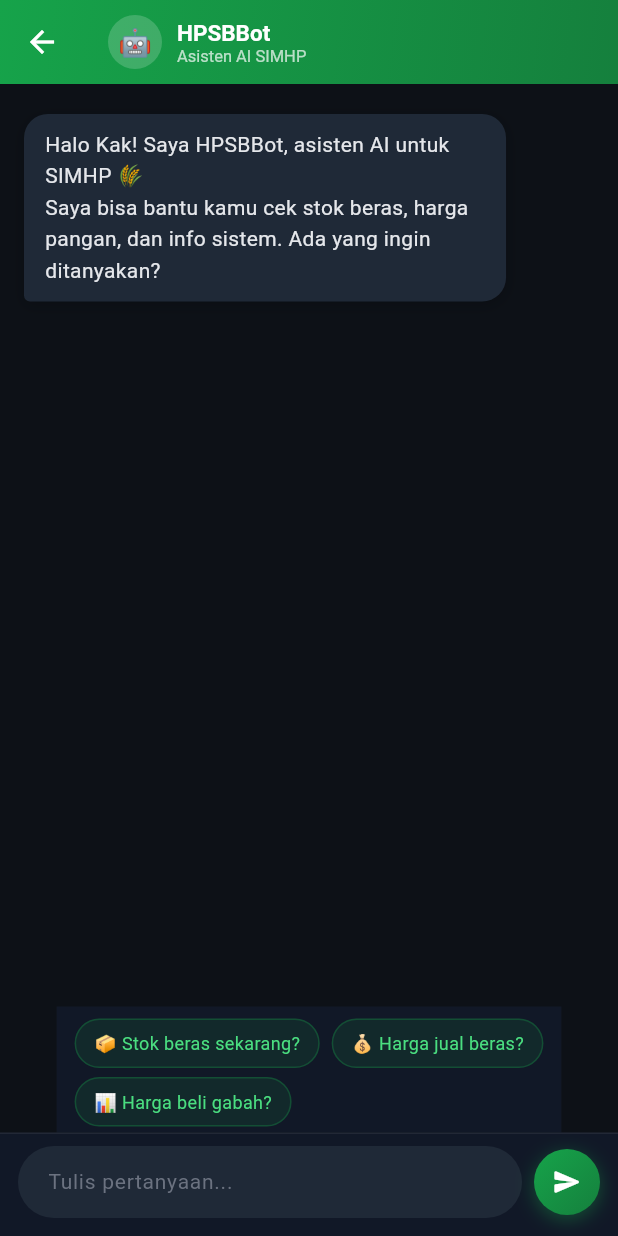
After one commit to dzikri15/SIMHPSB-Kelompok4, a Flutter app: the ChatbotScreen screen opened directly, on a phone screen of 412 x 824 dp. The commit adds this screen. Run offline on Flutter 3.47's test engine with Material 3 defaults, Android fonts, the phone set to English and light mode, and no system bars; our stand-ins replace flutter_svg, image_picker, liquid_swipe, open_file, shared_preferences; accounts and stored records are empty.

Commit message:
feat(chatbot): tambah screen HPSBBot di tab navigasi mobile

```diff
--- /dev/null
+++ b/pangan_mobile/lib/screens/chatbot_screen.dart
@@ -0,0 +1,394 @@
+// lib/screens/chatbot_screen.dart
+
+import 'package:flutter/material.dart';
+import '../services/chatbot_service.dart';
+
+class ChatMessage {
+  final String text;
+  final bool isUser;
+  final bool isTyping;
+
+  const ChatMessage({
+    required this.text,
+    required this.isUser,
+    this.isTyping = false,
+  });
+}
+
+class ChatbotScreen extends StatefulWidget {
+  final VoidCallback? onLogoutTap;
+  const ChatbotScreen({super.key, this.onLogoutTap});
+
+  @override
+  State<ChatbotScreen> createState() => _ChatbotScreenState();
+}
+
+class _ChatbotScreenState extends State<ChatbotScreen>
+    with SingleTickerProviderStateMixin {
+  final TextEditingController _controller = TextEditingController();
+  final ScrollController _scrollController = ScrollController();
+  final ChatbotService _service = ChatbotService();
+  final List<ChatMessage> _messages = [];
+  bool _isLoading = false;
+
+  static const Color _green = Color(0xFF16a34a);
+  static const Color _greenDark = Color(0xFF15803d);
+  static const Color _bg = Color(0xFF0d1117);
+  static const Color _surface = Color(0xFF111827);
+  static const Color _bubble = Color(0xFF1f2937);
+
+  @override
+  void initState() {
+    super.initState();
+    _messages.add(const ChatMessage(
+      text:
+          'Halo Kak! Saya HPSBBot, asisten AI untuk SIMHP 🌾\nSaya bisa bantu kamu cek stok beras, harga pangan, dan info sistem. Ada yang ingin ditanyakan?',
+      isUser: false,
+    ));
+  }
+
+  @override
+  void dispose() {
+    _controller.dispose();
+    _scrollController.dispose();
+    super.dispose();
+  }
+
+  void _scrollToBottom() {
+    WidgetsBinding.instance.addPostFrameCallback((_) {
+      if (_scrollController.hasClients) {
+        _scrollController.animateTo(
+          _scrollController.position.maxScrollExtent,
+          duration: const Duration(milliseconds: 300),
+          curve: Curves.easeOut,
+        );
+      }
+    });
+  }
+
+  Future<void> _sendMessage() async {
+    final text = _controller.text.trim();
+    if (text.isEmpty || _isLoading) return;
+
+    _controller.clear();
+    setState(() {
+      _messages.add(ChatMessage(text: text, isUser: true));
+      _isLoading = true;
+    });
+    _scrollToBottom();
+
+    final reply = await _service.sendMessage(text);
+
+    if (!mounted) return;
+    setState(() {
+      _isLoading = false;
+      _messages.add(ChatMessage(text: reply, isUser: false));
+    });
+    _scrollToBottom();
+  }
+
+  Widget _buildBubble(ChatMessage msg) {
+    final isUser = msg.isUser;
+    return Align(
+      alignment: isUser ? Alignment.centerRight : Alignment.centerLeft,
+      child: Container(
+        margin: const EdgeInsets.symmetric(vertical: 4),
+        constraints: BoxConstraints(
+          maxWidth: MediaQuery.of(context).size.width * 0.78,
+        ),
+        padding: const EdgeInsets.symmetric(horizontal: 14, vertical: 10),
+        decoration: BoxDecoration(
+          gradient: isUser
+              ? const LinearGradient(
+                  colors: [_green, _greenDark],
+                  begin: Alignment.topLeft,
+                  end: Alignment.bottomRight,
+                )
+              : null,
+          color: isUser ? null : _bubble,
+          borderRadius: BorderRadius.only(
+            topLeft: const Radius.circular(16),
+            topRight: const Radius.circular(16),
+            bottomLeft: Radius.circular(isUser ? 16 : 4),
+            bottomRight: Radius.circular(isUser ? 4 : 16),
+          ),
+          boxShadow: [
+            BoxShadow(
+              color: isUser
+                  ? _green.withOpacity(0.25)
+                  : Colors.black.withOpacity(0.2),
+              blurRadius: 8,
+              offset: const Offset(0, 2),
+            ),
+          ],
+        ),
+        child: Text(
+          msg.text,
+          style: TextStyle(
+            color: isUser ? Colors.white : const Color(0xFFe5e7eb),
+            fontSize: 14,
+            height: 1.5,
+          ),
+        ),
+      ),
+    );
+  }
+
+  Widget _buildTypingIndicator() {
+    return Align(
+      alignment: Alignment.centerLeft,
+      child: Container(
+        margin: const EdgeInsets.symmetric(vertical: 4),
+        padding: const EdgeInsets.symmetric(horizontal: 16, vertical: 12),
+        decoration: BoxDecoration(
+          color: _bubble,
+          borderRadius: const BorderRadius.only(
+            topLeft: Radius.circular(16),
+            topRight: Radius.circular(16),
+            bottomRight: Radius.circular(16),
+            bottomLeft: Radius.circular(4),
+          ),
+        ),
+        child: Row(
+          mainAxisSize: MainAxisSize.min,
+          children: [
+            _TypingDot(delay: 0),
+            const SizedBox(width: 4),
+            _TypingDot(delay: 200),
+            const SizedBox(width: 4),
+            _TypingDot(delay: 400),
+          ],
+        ),
+      ),
+    );
+  }
+
+  @override
+  Widget build(BuildContext context) {
+    return Scaffold(
+      backgroundColor: _bg,
+      appBar: AppBar(
+        backgroundColor: _green,
+        foregroundColor: Colors.white,
+        elevation: 0,
+        title: Row(
+          children: [
+            Container(
+              width: 36,
+              height: 36,
+              decoration: BoxDecoration(
+                color: Colors.white.withOpacity(0.18),
+                shape: BoxShape.circle,
+              ),
+              child: const Center(child: Text('🤖', style: TextStyle(fontSize: 18))),
+            ),
+            const SizedBox(width: 10),
+            const Column(
+              crossAxisAlignment: CrossAxisAlignment.start,
+              children: [
+                Text('HPSBBot',
+                    style:
+                        TextStyle(fontSize: 15, fontWeight: FontWeight.w700)),
+                Text('Asisten AI SIMHP',
+                    style: TextStyle(
+                        fontSize: 11, color: Colors.white70, height: 1.2)),
+              ],
+            ),
+          ],
+        ),
+        flexibleSpace: Container(
+          decoration: const BoxDecoration(
+            gradient: LinearGradient(
+              colors: [_green, _greenDark],
+              begin: Alignment.topLeft,
+              end: Alignment.bottomRight,
+            ),
+          ),
+        ),
+      ),
+      body: Column(
+        children: [
+          // ── Messages ──
+          Expanded(
+            child: ListView.builder(
+              controller: _scrollController,
+              padding: const EdgeInsets.fromLTRB(16, 16, 16, 8),
+              itemCount: _messages.length + (_isLoading ? 1 : 0),
+              itemBuilder: (context, index) {
+                if (_isLoading && index == _messages.length) {
+                  return _buildTypingIndicator();
+                }
+                return _buildBubble(_messages[index]);
+              },
+            ),
+          ),
+
+          // ── Quick suggestions ──
+          if (_messages.length == 1)
+            Container(
+              color: _surface,
+              padding: const EdgeInsets.fromLTRB(12, 8, 12, 4),
+              child: Wrap(
+                spacing: 8,
+                runSpacing: 6,
+                children: [
+                  '📦 Stok beras sekarang?',
+                  '💰 Harga jual beras?',
+                  '📊 Harga beli gabah?',
+                ].map((q) {
+                  return InkWell(
+                    onTap: () {
+                      _controller.text =
+                          q.substring(q.indexOf(' ') + 1);
+                      _sendMessage();
+                    },
+                    borderRadius: BorderRadius.circular(20),
+                    child: Container(
+                      padding: const EdgeInsets.symmetric(
+                          horizontal: 12, vertical: 7),
+                      decoration: BoxDecoration(
+                        color: _green.withOpacity(0.12),
+                        border:
+                            Border.all(color: _green.withOpacity(0.3)),
+                        borderRadius: BorderRadius.circular(20),
+                      ),
+                      child: Text(q,
+                          style: const TextStyle(
+                              color: Color(0xFF4ade80), fontSize: 12)),
+                    ),
+                  );
+                }).toList(),
+              ),
+            ),
+
+          // ── Input ──
+          Container(
+            padding: const EdgeInsets.fromLTRB(12, 8, 12, 12),
+            decoration: BoxDecoration(
+              color: _surface,
+              border: Border(
+                top: BorderSide(color: Colors.white.withOpacity(0.07)),
+              ),
+            ),
+            child: SafeArea(
+              top: false,
+              child: Row(
+                children: [
+                  Expanded(
+                    child: TextField(
+                      controller: _controller,
+                      style: const TextStyle(
+                          color: Colors.white, fontSize: 14),
+                      maxLines: 3,
+                      minLines: 1,
+                      textInputAction: TextInputAction.send,
+                      onSubmitted: (_) => _sendMessage(),
+                      decoration: InputDecoration(
+                        hintText: 'Tulis pertanyaan...',
+                        hintStyle: const TextStyle(
+                            color: Color(0xFF6b7280), fontSize: 14),
+                        filled: true,
+                        fillColor: _bubble,
+                        contentPadding: const EdgeInsets.symmetric(
+                            horizontal: 16, vertical: 10),
+                        border: OutlineInputBorder(
+                          borderRadius: BorderRadius.circular(24),
+                          borderSide: BorderSide.none,
+                        ),
+                        focusedBorder: OutlineInputBorder(
+                          borderRadius: BorderRadius.circular(24),
+                          borderSide: const BorderSide(
+                              color: _green, width: 1.5),
+                        ),
+                      ),
+                    ),
+                  ),
+                  const SizedBox(width: 8),
+                  GestureDetector(
+                    onTap: _sendMessage,
+                    child: AnimatedContainer(
+                      duration: const Duration(milliseconds: 150),
+                      width: 44,
+                      height: 44,
+                      decoration: BoxDecoration(
+                        gradient: const LinearGradient(
+                          colors: [_green, _greenDark],
+                          begin: Alignment.topLeft,
+                          end: Alignment.bottomRight,
+                        ),
+                        shape: BoxShape.circle,
+                        boxShadow: [
+                          BoxShadow(
+                            color: _green.withOpacity(0.4),
+                            blurRadius: 10,
+                            offset: const Offset(0, 3),
+                          ),
+                        ],
+                      ),
+                      child: const Icon(Icons.send_rounded,
+                          color: Colors.white, size: 20),
+                    ),
+                  ),
+                ],
+              ),
+            ),
+          ),
+        ],
+      ),
+    );
+  }
+}
+
+// ── Typing dots animation ──
+class _TypingDot extends StatefulWidget {
+  final int delay;
+  const _TypingDot({required this.delay});
+
+  @override
+  State<_TypingDot> createState() => _TypingDotState();
+}
+
+class _TypingDotState extends State<_TypingDot>
+    with SingleTickerProviderStateMixin {
+  late final AnimationController _ctrl;
+  late final Animation<double> _anim;
+
+  @override
+  void initState() {
+    super.initState();
+    _ctrl = AnimationController(
+      vsync: this,
+      duration: const Duration(milliseconds: 600),
+    );
+    Future.delayed(Duration(milliseconds: widget.delay), () {
+      if (mounted) _ctrl.repeat(reverse: true);
+    });
+    _anim = Tween<double>(begin: 0, end: -5).animate(
+      CurvedAnimation(parent: _ctrl, curve: Curves.easeInOut),
+    );
+  }
+
+  @override
+  void dispose() {
+    _ctrl.dispose();
+    super.dispose();
+  }
+
+  @override
+  Widget build(BuildContext context) {
+    return AnimatedBuilder(
+      animation: _anim,
+      builder: (_, __) => Transform.translate(
+        offset: Offset(0, _anim.value),
+        child: Container(
+          width: 7,
+          height: 7,
+          decoration: BoxDecoration(
+            color: const Color(0xFF6b7280),
+            shape: BoxShape.circle,
+          ),
+        ),
+      ),
+    );
+  }
+}
--- /dev/null
+++ b/pangan_mobile/lib/services/chatbot_service.dart
@@ -0,0 +1,41 @@
+// lib/services/chatbot_service.dart
+
+import 'dart:convert';
+import 'package:http/http.dart' as http;
+import '../core/constants.dart';
+import 'auth_service.dart';
+
+class ChatbotService {
+  static const String _endpoint =
+      'https://simhp.my.id/chatbot/prabowo'; // langsung web, bukan /api
+
+  final AuthService _auth = AuthService();
+
+  Future<String> sendMessage(String message) async {
+    final token = await _auth.getToken();
+
+    try {
+      final response = await http
+          .post(
+            Uri.parse(_endpoint),
+            headers: {
+              'Content-Type': 'application/json',
+              'Accept': 'application/json',
+              if (token != null) 'Authorization': 'Bearer $token',
+            },
+            body: jsonEncode({'message': message}),
+          )
+          .timeout(const Duration(seconds: 30));
+
+      if (response.statusCode == 200) {
+        final data = jsonDecode(response.body);
+        return data['reply'] as String? ??
+            'Maaf Kak, tidak ada respons dari HPSBBot.';
+      } else {
+        return 'Maaf Kak, server sedang sibuk (${response.statusCode}). Coba lagi ya.';
+      }
+    } catch (e) {
+      return 'Maaf Kak, gagal menghubungi HPSBBot. Periksa koneksi internet kamu.';
+    }
+  }
+}
```
Also changed, not shown: pangan_mobile/lib/main_shell.dart (+8 -0 lines).
